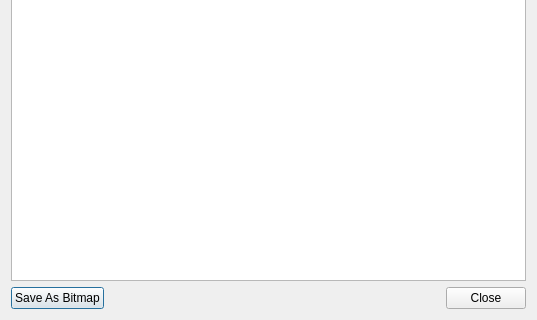
Before: the Qt Designer form yabause/src/port/qt/ui/UIDebugVDP2Viewer.ui in rob-ack/yabause, drawn with Qt 5; both pictures show x 0 to 537 and y 191 to 511 of the 537 by 511 pixel window.
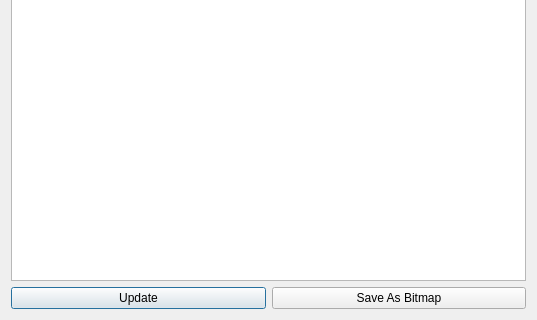
After: the same form once the commit is applied.

Commit message:
feature: -re add debug views which got removed during kronos development. (full function WIP) (+4 squashed commit)
Squashed commit:

[237424d00] feature: -re add debug views which got removed during kronos development. (full function WIP)

[2bd7a8263] feature: -re add debug views which got removed during kronos development. (full function WIP)

[57aeadec4] feature: -re add debug views which got removed during kronos development. (full function WIP)

[e21c5401d] feature: -re add debug views which got removed during kronos development. (full function WIP)

Diff of the .ui file:
```diff
--- a/yabause/src/port/qt/ui/UIDebugVDP2Viewer.ui
+++ b/yabause/src/port/qt/ui/UIDebugVDP2Viewer.ui
@@ -46,6 +46,13 @@
    </item>
    <item>
     <layout class="QHBoxLayout" name="horizontalLayout">
+     <item>
+      <widget class="QPushButton" name="pbUpdate">
+       <property name="text">
+        <string>Update</string>
+       </property>
+      </widget>
+     </item>
      <item>
       <widget class="QPushButton" name="pbSaveAsBitmap">
        <property name="text">
@@ -53,13 +60,6 @@
        </property>
       </widget>
      </item>
-     <item>
-      <widget class="QDialogButtonBox" name="dbbButtons">
-       <property name="standardButtons">
-        <set>QDialogButtonBox::Close</set>
-       </property>
-      </widget>
-     </item>
     </layout>
    </item>
   </layout>
```
Left out of the diff: 19 changed lines with no effect on the pictures. The commit also changes 43 other files.
